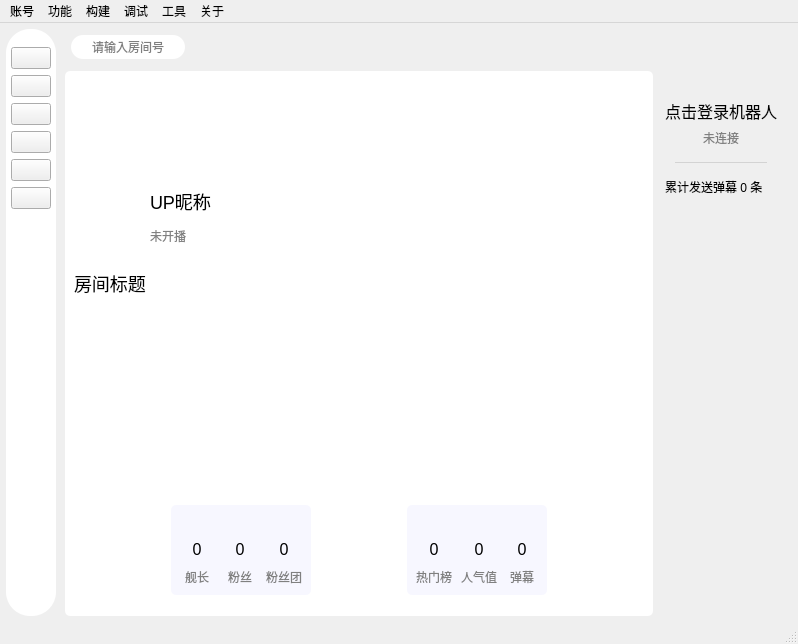
Above: mainwindow/mainwindow.ui from iwxyi/Bilibili-MagicalDanmaku before the change. Below: the same form after it.
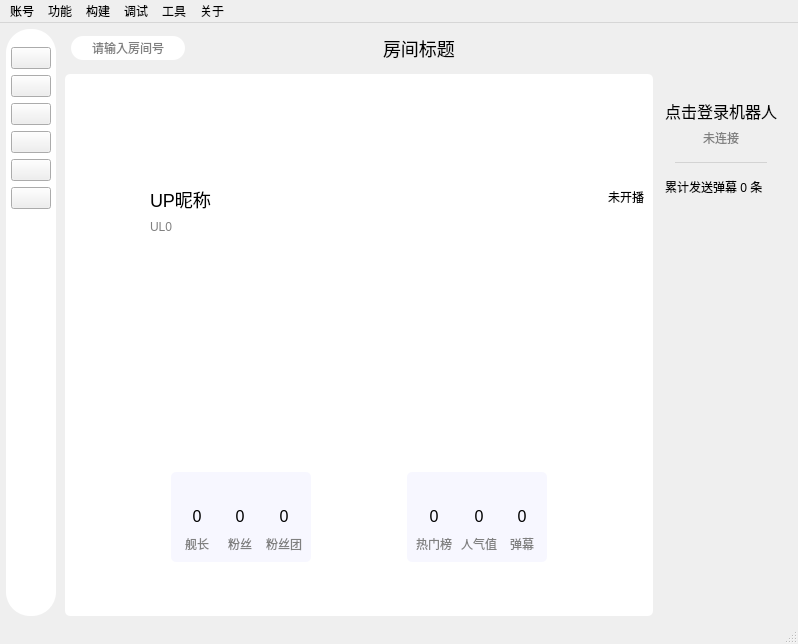
That is the form after the change. Icons and pictures are not drawn. Custom widgets are drawn as their Qt base class.

Commit message: 添加房间ID显示动画

The edit to the form file:
```diff
--- a/mainwindow/mainwindow.ui
+++ b/mainwindow/mainwindow.ui
@@ -193,7 +193,7 @@
            <number>0</number>
           </property>
           <item>
-           <layout class="QHBoxLayout" name="roomMainTopHLayout" stretch="0,1">
+           <layout class="QHBoxLayout" name="roomMainTopHLayout" stretch="0,1,0,1">
             <property name="leftMargin">
              <number>6</number>
             </property>
@@ -237,6 +237,19 @@
             <item>
              <widget class="QWidget" name="roomIdSpacingWidget" native="true"/>
             </item>
+            <item>
+             <widget class="QLabel" name="roomNameLabel">
+              <property name="styleSheet">
+               <string notr="true">font-size: 18px;</string>
+              </property>
+              <property name="text">
+               <string>房间标题</string>
+              </property>
+             </widget>
+            </item>
+            <item>
+             <widget class="QWidget" name="roomIdSpacingWidget_2" native="true"/>
+            </item>
            </layout>
           </item>
           <item>
@@ -309,6 +322,9 @@
                </item>
                <item>
                 <layout class="QVBoxLayout" name="upNameVLayout">
+                 <property name="spacing">
+                  <number>7</number>
+                 </property>
                  <item>
                   <widget class="QWidget" name="widget_5" native="true">
                    <property name="minimumSize">
@@ -320,7 +336,7 @@
                    <property name="maximumSize">
                     <size>
                      <width>16777215</width>
-                     <height>20</height>
+                     <height>32</height>
                     </size>
                    </property>
                   </widget>
@@ -339,12 +355,12 @@
                   </widget>
                  </item>
                  <item>
-                  <widget class="QLabel" name="liveStatusLabel">
+                  <widget class="QLabel" name="upLevelLabel">
                    <property name="styleSheet">
                     <string notr="true">color: gray;</string>
                    </property>
                    <property name="text">
-                    <string>未开播</string>
+                    <string>UL0</string>
                    </property>
                   </widget>
                  </item>
@@ -363,6 +379,16 @@
                  </property>
                 </spacer>
                </item>
+               <item>
+                <widget class="QLabel" name="liveStatusLabel">
+                 <property name="styleSheet">
+                  <string notr="true"/>
+                 </property>
+                 <property name="text">
+                  <string>未开播</string>
+                 </property>
+                </widget>
+               </item>
               </layout>
              </item>
              <item>
@@ -378,16 +404,6 @@
                </property>
               </widget>
              </item>
-             <item>
-              <widget class="QLabel" name="roomNameLabel">
-               <property name="styleSheet">
-                <string notr="true">font-size: 18px;</string>
-               </property>
-               <property name="text">
-                <string>房间标题</string>
-               </property>
-              </widget>
-             </item>
              <item>
               <widget class="QTextBrowser" name="roomDescriptionBrowser">
                <property name="minimumSize">
```
The commit also changes 4 other files.
